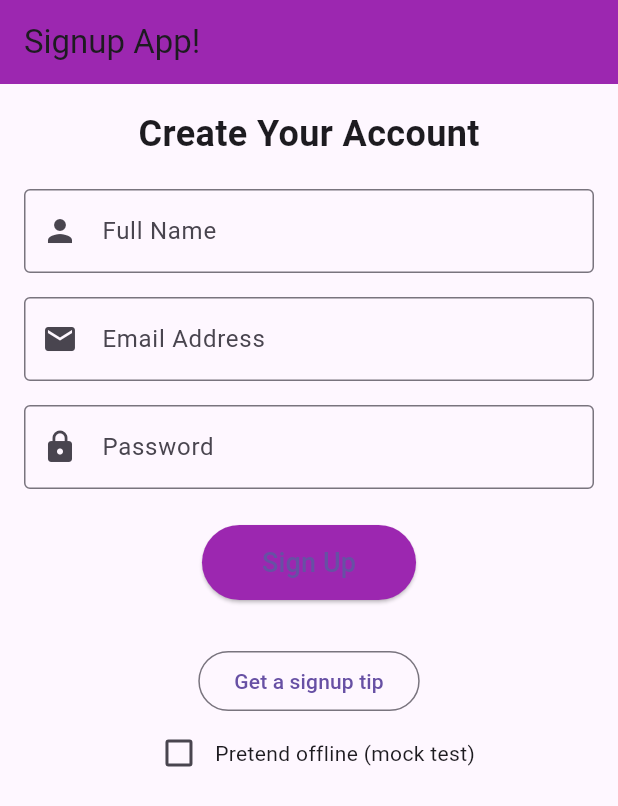
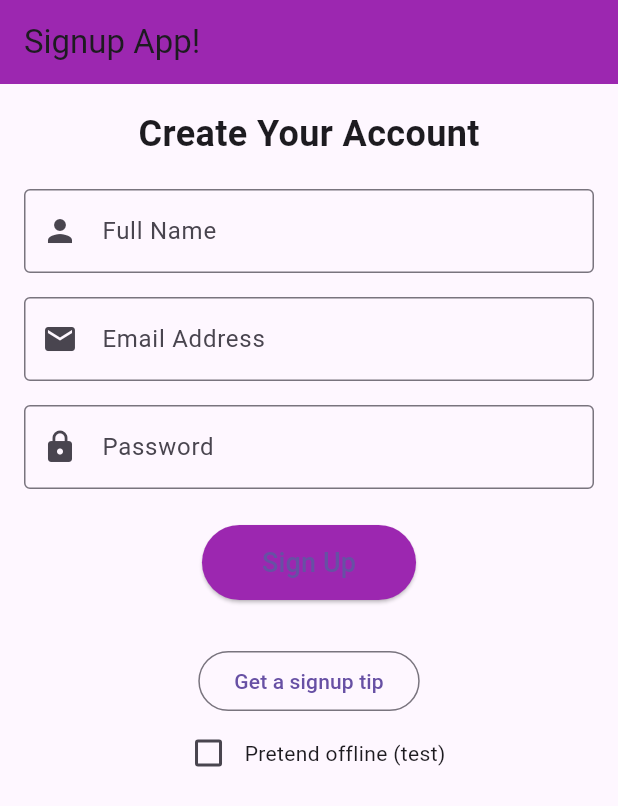
Before and after one commit to kirtan232/InClassWork, a Flutter app: the screen it shows after launch, on a phone screen of 412 x 824 dp. Shown: the top 806 px of the screen. Run offline on Flutter 3.47's test engine with Material 3 defaults, Android fonts, the phone set to English and light mode, and no system bars; our stand-ins replace sqflite; accounts and stored records are empty.

Commit message:
Added_in_class_10

```diff
--- a/in_class_10/signup_app/lib/main.dart
+++ b/in_class_10/signup_app/lib/main.dart
@@ -214,7 +214,7 @@ class _SignupPageState extends State<SignupPage> {
                       });
                     },
                   ),
-                  const Text('Pretend offline (mock test)'),
+                  const Text('Pretend offline (test)'),
                 ],
               ),
               if (_loading) const CircularProgressIndicator(),
```
